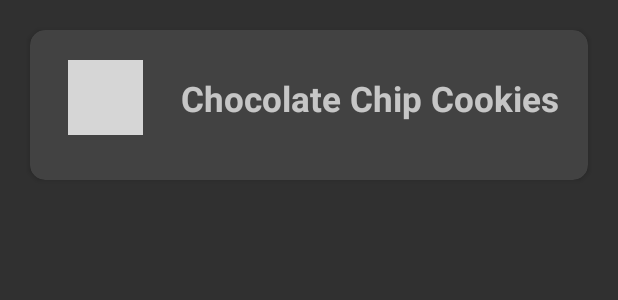
After one commit to jancoding/milkandcookies, an Android app: the layout item_recipesearch.xml on its own in the app's theme, with its tools: preview values and no code run, on a phone screen of 412 x 824 dp. The commit adds this screen. Shown: the top 300 px of the screen. Run offline under Robolectric (Android 15) with nearby library versions, the phone set to English and light mode, and no system bars; grey boxes are pictures that could not be loaded.

Commit message:
set up view for recipesearch item

```diff
--- a/app/src/main/java/com/example/milkandcookies/adapters/RecipeSearchAdapter.java
+++ b/app/src/main/java/com/example/milkandcookies/adapters/RecipeSearchAdapter.java
@@ -1,15 +1,29 @@
 package com.example.milkandcookies.adapters;
 
+import android.content.Context;
 import android.view.View;
 import android.view.ViewGroup;
 
 import androidx.annotation.NonNull;
 import androidx.recyclerview.widget.RecyclerView;
 
+import com.example.milkandcookies.Recipe;
+import com.example.milkandcookies.RecipeSearch;
+
 import org.jetbrains.annotations.NotNull;
+
+import java.util.ArrayList;
+import java.util.List;
 
 public class RecipeSearchAdapter extends RecyclerView.Adapter<RecipeSearchAdapter.ViewHolder> {
 
+    private ArrayList<RecipeSearch> recipesToDisplay;
+    private Context context;
+
+    public RecipeSearchAdapter(Context context, ArrayList<RecipeSearch> recipes) {
+        this.context = context;
+        this.recipesToDisplay = recipes;
+    }
 
     @NonNull
     @NotNull
--- a/app/src/main/java/com/example/milkandcookies/fragments/SearchFragment.java
+++ b/app/src/main/java/com/example/milkandcookies/fragments/SearchFragment.java
@@ -144,6 +144,7 @@ public class SearchFragment extends Fragment {
         }
     }
 
+    // creates RecipeSearch objects from Cursor results
     private ArrayList<RecipeSearch> createRecipeSearchFromCursor(Cursor c) {
         ArrayList<RecipeSearch> toReturn = new ArrayList<RecipeSearch>();
         while (c.moveToNext()) {
@@ -156,6 +157,7 @@ public class SearchFragment extends Fragment {
         return toReturn;
     }
 
+    // creates RecipeSearch objects from JSON results
     private ArrayList<RecipeSearch> createRecipeSearchFromJSON(JSONObject jsonObject) throws JSONException {
         ArrayList<RecipeSearch> toReturn = new ArrayList<RecipeSearch>();
         JSONArray results = jsonObject.getJSONArray("results");
--- a/app/src/main/res/layout/fragment_search.xml
+++ b/app/src/main/res/layout/fragment_search.xml
@@ -4,7 +4,7 @@
     xmlns:tools="http://schemas.android.com/tools"
     android:layout_width="match_parent"
     android:layout_height="match_parent"
-    tools:context=".activities.SearchActivity">
+  >
 
     <androidx.recyclerview.widget.RecyclerView
         android:id="@+id/rvRecipeSearch"
--- /dev/null
+++ b/app/src/main/res/layout/item_recipesearch.xml
@@ -0,0 +1,47 @@
+<?xml version="1.0" encoding="utf-8"?>
+<RelativeLayout xmlns:android="http://schemas.android.com/apk/res/android"
+    android:layout_width="match_parent"
+    android:layout_height="match_parent"
+    xmlns:app="http://schemas.android.com/apk/res-auto"
+    xmlns:tools="http://schemas.android.com/tools">
+
+    <androidx.cardview.widget.CardView
+        android:layout_width="match_parent"
+        android:layout_height="100dp"
+        android:layout_marginLeft="20dp"
+        android:layout_marginRight="20dp"
+        android:layout_marginTop="20dp"
+        android:layout_marginBottom="20dp"
+        android:elevation="10dp"
+        app:cardCornerRadius="10dp"
+        android:id="@+id/details">
+
+        <RelativeLayout
+            android:layout_width="match_parent"
+            android:layout_height="wrap_content"
+            >
+
+            <ImageView
+                android:id="@+id/ivRecipeImage"
+                android:layout_width="50dp"
+                android:layout_height="50dp"
+                android:layout_marginTop="20dp"
+                android:layout_marginLeft="25dp"
+                tools:srcCompat="@tools:sample/backgrounds/scenic" />
+
+            <TextView
+                android:id="@+id/tvRecipeTitle"
+                android:layout_width="match_parent"
+                android:layout_height="wrap_content"
+                android:textSize="23sp"
+                android:textStyle="bold"
+                tools:text="Chocolate Chip Cookies"
+                android:layout_marginLeft="25dp"
+                android:layout_toRightOf="@+id/ivRecipeImage"
+                android:layout_marginTop="30dp"/>
+
+        </RelativeLayout>
+
+    </androidx.cardview.widget.CardView>
+
+</RelativeLayout>
```
